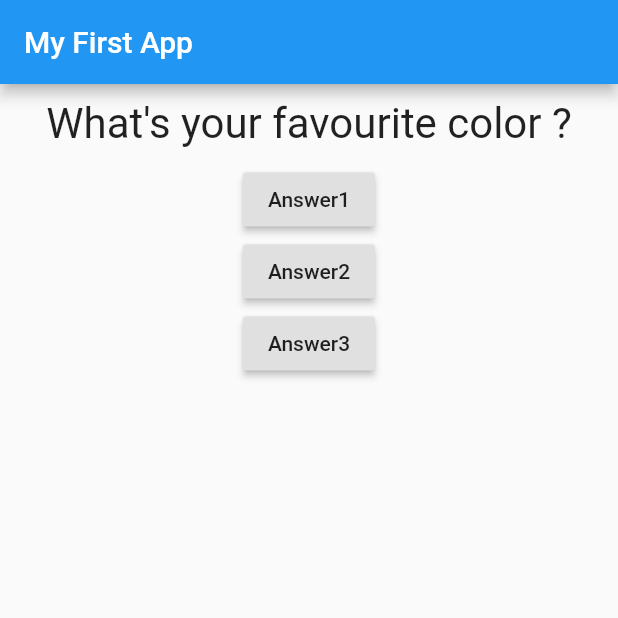
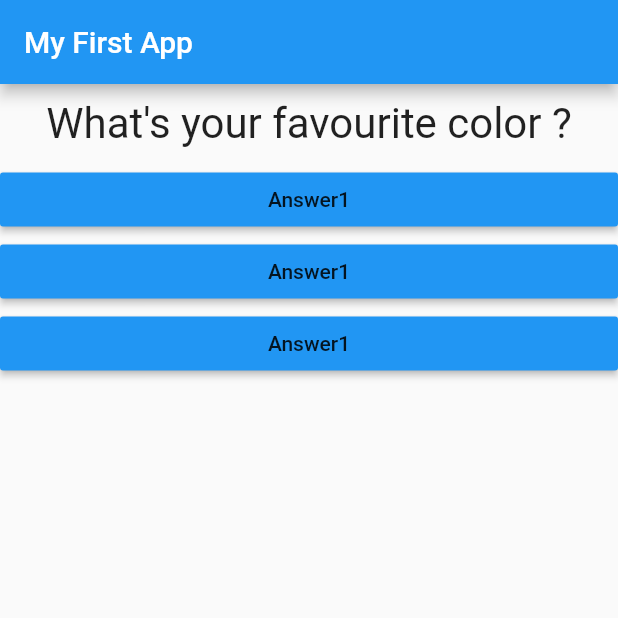
Before and after one commit to ShivamRajSingh/Quiz-App, a Flutter app: the screen it shows after launch, on a phone screen of 412 x 824 dp, the top half of it. Run offline on Flutter 3.47's test engine with Material 2 defaults, Android fonts, the phone set to English and light mode, and no system bars.

Commit message:
Answer Widget added

```diff
--- /dev/null
+++ b/lib/answer.dart
@@ -0,0 +1,19 @@
+import 'package:flutter/material.dart';
+
+class Answer extends StatelessWidget {
+  final Function stateHandler;
+
+  Answer(this.stateHandler);
+
+  @override
+  Widget build(BuildContext context) {
+    return Container(
+      width: double.infinity,
+      child: RaisedButton(
+        color: Colors.blue,
+        child: Text('Answer1'),
+        onPressed: stateHandler,
+      ),
+    );
+  }
+}
--- a/lib/main.dart
+++ b/lib/main.dart
@@ -1,6 +1,7 @@
 import 'package:flutter/material.dart';
 
 import './question.dart';
+import './answer.dart';
 
 // void main(){
 //   runApp(MyApp());
@@ -41,20 +42,9 @@ class _MyAppState extends State<MyApp> {
             Question(
               questions[_questionIdx],
             ),
-            RaisedButton(
-              child: Text('Answer1'),
-              onPressed: _answerQuestion,
-            ),
-            RaisedButton(
-              child: Text('Answer2'),
-              onPressed: () => print('Answer 2 chosen!'),
-            ),
-            RaisedButton(
-              child: Text('Answer3'),
-              onPressed: () {
-                print('Answer 3 chosen!');
-              },
-            ),
+            Answer(_answerQuestion),
+            Answer(_answerQuestion),
+            Answer(_answerQuestion),
           ],
         ),
       ),
```
